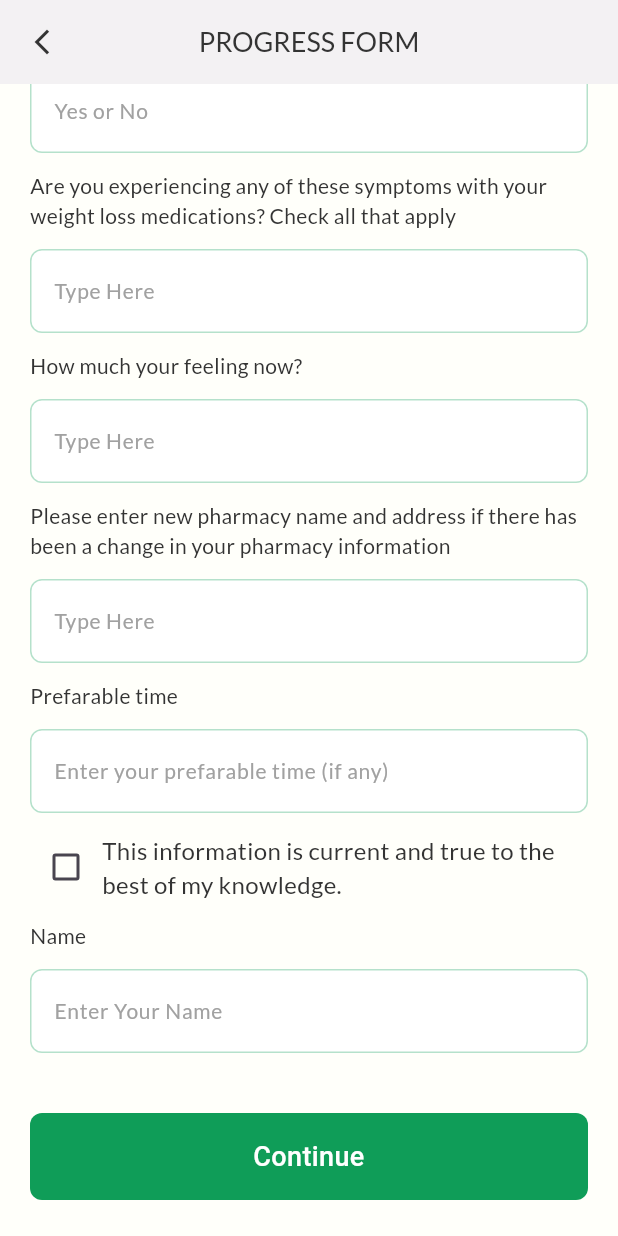
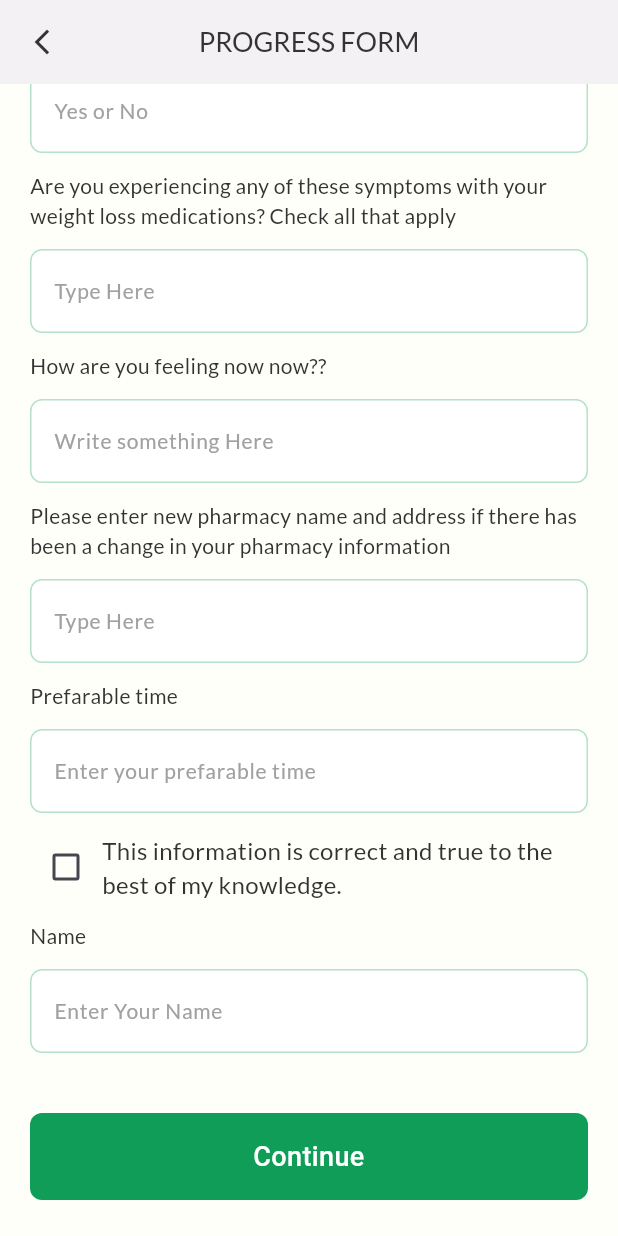
Before and after one commit to bdCalling-Sdt-hub/dr_booking, a Flutter app: the ProgressFormScreen screen opened by its route, scrolled down 866 dp, on a phone screen of 412 x 824 dp. Run offline on Flutter 3.47's test engine with Material 3 defaults, Android fonts, the phone set to English and light mode, and no system bars; our stand-ins replace flutter_svg, get, google_fonts, share_plus; project files that could hold a hidden picture were left out.

Commit message:
all issues fixed

```diff
--- a/lib/core/global/api_url_container.dart
+++ b/lib/core/global/api_url_container.dart
@@ -1,7 +1,11 @@
 class ApiUrlContainer{
+//local n url
+//   static const  String baseUrl  =  "http://161.35.33.162:8000/api";
+//   static const  String imageBaseUrl  =  "http://192.168.10.13:8000";
+  ///live url
+  static const  String baseUrl  =  "http://161.35.33.162/api";
+  static const  String imageBaseUrl  =  "http://161.35.33.162";
 
-  static const  String baseUrl  =  "http://192.168.10.13:8000/api";
-  static const  String imageBaseUrl  =  "http://192.168.10.13:8000";
   static const String intakeEndPoint = "/intake-form";
   static const String progressEndPondEnd = "/progress-report";
   static const String contactUsEndPondEnd = "/email-send";
--- a/lib/view/screens/form/initial_form2_screen.dart
+++ b/lib/view/screens/form/initial_form2_screen.dart
@@ -185,7 +185,7 @@ class _InitialForm2ScreenState extends State<InitialForm2Screen> {
                   ),
                   const SizedBox(height: 12,),
                   CustomTextField(title: "Present Medications",
-                    hintText: "Describe your present medications (if any)",
+                    hintText: "Describe your present medications",
                     textEditingController: controller.presentMedicationController,
                     maxLines: 3,
                     hintStyle: GoogleFonts.lato(color: AppColors.foundationGrey200,fontWeight: FontWeight.w400,fontSize: 14),
@@ -210,7 +210,7 @@ class _InitialForm2ScreenState extends State<InitialForm2Screen> {
                       TimeTextInputFormatter(hourMaxValue:24, minuteMaxValue: 59 )
                     ],
                     textEditingController: controller.prefareableTimeController,
-                    hintText: "Enter your preferable time (if any)",
+                    hintText: "Enter your preferable time",
                     hintStyle: GoogleFonts.lato(color: AppColors.foundationGrey200,fontWeight: FontWeight.w400,fontSize: 14),
                     validator: (value){
                       if(value==null||value.toString().isEmpty){
--- a/lib/view/screens/progress_form/progress_controller/progress_controller.dart
+++ b/lib/view/screens/progress_form/progress_controller/progress_controller.dart
@@ -69,7 +69,7 @@ class ProgressController extends GetxController{
       Get.to(const CustomNavBar());
     }
     else{
-      Get.snackbar("Alert",message.toString(),backgroundColor: Colors.redAccent,duration: const Duration(seconds: 20),colorText: AppColors.whiteColor);
+      Get.snackbar("Alert",message.toString(),backgroundColor: Colors.redAccent,duration: const Duration(seconds: 15),colorText: AppColors.whiteColor);
     }
     isLoading = false;
     update();
--- a/lib/view/screens/progress_form/progress_form_screen.dart
+++ b/lib/view/screens/progress_form/progress_form_screen.dart
@@ -168,7 +168,7 @@ class _ProgressFormScreenState extends State<ProgressFormScreen> {
                   ),
 
                   const SizedBox(height: 12,),
-                  CustomTextField(title: "List all other prescribed medications (if any)",
+                  CustomTextField(title: "List all other prescribed medications",
                     hintText: "Type Here",
                     keyboardType: TextInputType.text,
                     textEditingController:controller.otherPrescribedMedication ,
@@ -216,8 +216,8 @@ class _ProgressFormScreenState extends State<ProgressFormScreen> {
                   ),
 
                   const SizedBox(height: 12,),
-                  CustomTextField(title: "How much your feeling now?",
-                    hintText: "Type Here",
+                  CustomTextField(title: "How are you feeling now now??",
+                    hintText: "Write something Here",
                     textEditingController:controller.knowledge ,
                     textInputAction: TextInputAction.next,
                     hintStyle: GoogleFonts.lato(color: AppColors.foundationGrey200,fontWeight: FontWeight.w400,fontSize: 14),
@@ -238,7 +238,7 @@ class _ProgressFormScreenState extends State<ProgressFormScreen> {
                     hintStyle: GoogleFonts.lato(color: AppColors.foundationGrey200,fontWeight: FontWeight.w400,fontSize: 14),),
                   const SizedBox(height: 12,),
                   CustomTextField(title: "Prefarable time",
-                    hintText: "Enter your prefarable time (if any)",
+                    hintText: "Enter your prefarable time",
                     keyboardType: TextInputType.number,
                     inputFormatters: [
                       TimeTextInputFormatter(hourMaxValue:24, minuteMaxValue: 59 )
@@ -272,7 +272,7 @@ class _ProgressFormScreenState extends State<ProgressFormScreen> {
                         },
                       ),
                       const Flexible(
-                        child: CustomText(text: "This information is current and true to the\nbest of my knowledge.",
+                        child: CustomText(text: "This information is correct and true to the\nbest of my knowledge.",
                           textAlign: TextAlign.start,
                           maxLines: 2,
                           textOverflow: TextOverflow.ellipsis,
@@ -300,24 +300,6 @@ class _ProgressFormScreenState extends State<ProgressFormScreen> {
 
                   ),
 
-                /* const CustomText(text: "Signature Below",textAlign: TextAlign.start,fontWeight: FontWeight.w500,fontSize: 14,),
-                  const SizedBox(height: 8,),
-                  Container(
-                    height: 100,
-                    width: MediaQuery.of(context).size.width,
-                    decoration: BoxDecoration(
-                      border: Border.all(color: AppColors.foundationGreen100,width: 1),
-                      borderRadius: BorderRadius.circular(4),
-                    ),
-                    child:  const SfSignaturePad(
-                      minimumStrokeWidth: 1,
-                      maximumStrokeWidth: 3,
-                      strokeColor: Colors.black87,
-                      backgroundColor: Colors.white,
-                    ),
-                  ),*/
-
-
                   const SizedBox(height: 40,),
                 controller.isLoading ? const CustomElevatedLoadingButton() : CustomButton(onTap: (){
 
@@ -327,11 +309,10 @@ class _ProgressFormScreenState extends State<ProgressFormScreen> {
                          controller.sendProgressData();
                       }
                       else{
-                        Get.snackbar("Failed", "Please check the button",backgroundColor: Colors.redAccent);
+                        Get.snackbar("Alert", "if information is correct and true,Please check upper the button",
+                        backgroundColor: Colors.redAccent,colorText: AppColors.whiteColor,duration: const Duration(seconds: 15));
                       }
                     }
-
-
                   },title: 'Continue',)
                 ],
               ),
--- a/lib/view/screens/setting/contact_us/contact_us_controller.dart
+++ b/lib/view/screens/setting/contact_us/contact_us_controller.dart
@@ -44,7 +44,7 @@ class ContactUsController extends GetxController{
     if(response.statusCode== 200){
       debugPrint("============> Response : $responseBody");
       Get.snackbar("Success",message.toString(),backgroundColor: AppColors.foundationColor,duration: const Duration(seconds: 30),colorText: Colors.white);
-      Get.to(CustomNavBar());
+      Get.to(const CustomNavBar());
     }
 
     else{
--- a/pubspec.yaml
+++ b/pubspec.yaml
@@ -38,11 +38,8 @@ dependencies:
   get:
   google_fonts:
   flutter_svg: ^2.0.9
-  flutter_screenutil: ^5.9.0
-  syncfusion_flutter_signaturepad: ^23.2.7
   http: ^1.1.2
   share_plus: ^7.2.1
-
 dev_dependencies:
   flutter_test:
     sdk: flutter
```
Also changed, not shown: pubspec.lock.
